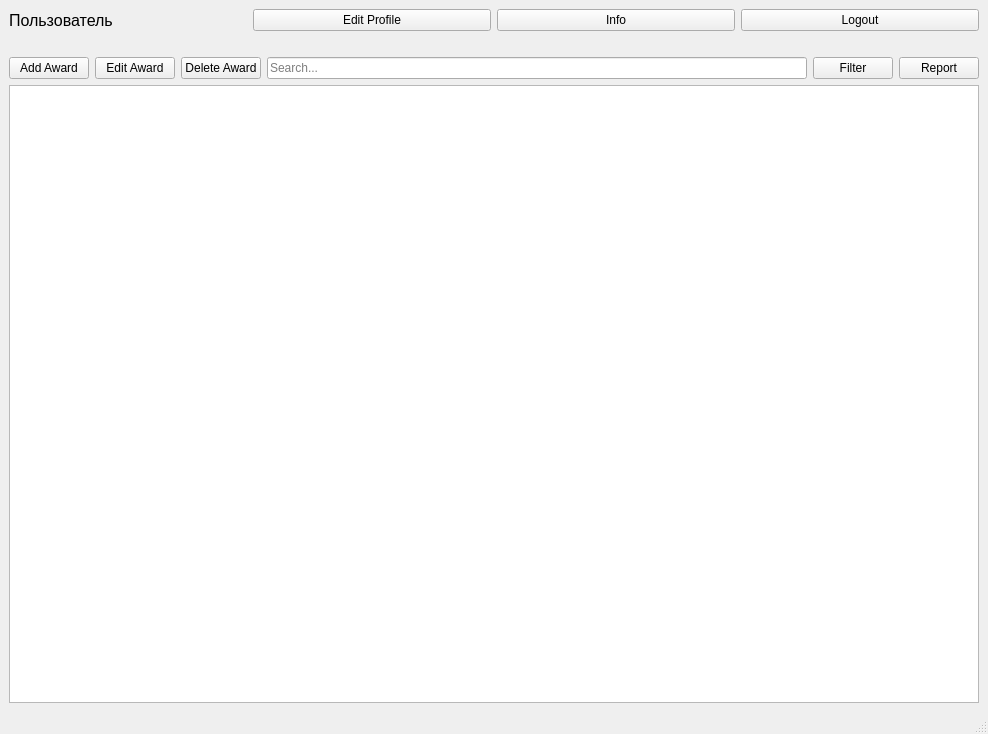
Above: mainwindow.ui from rinatyafarov/AthleteAwardsTracker before the change. Below: the same form after it.
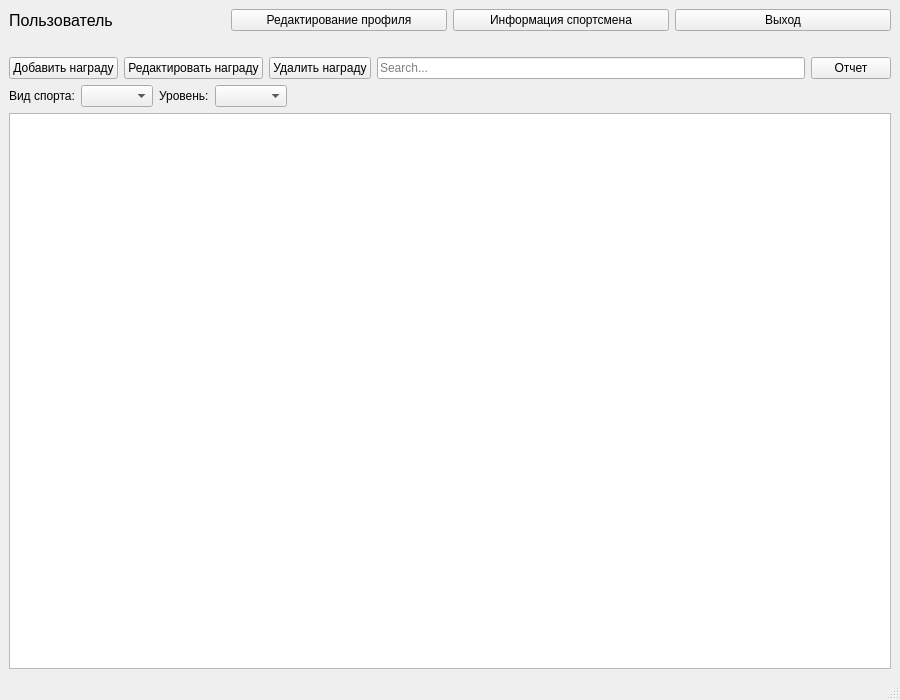
That is the form after the change.

Patch:
```diff
--- a/mainwindow.ui
+++ b/mainwindow.ui
@@ -6,8 +6,8 @@
    <rect>
     <x>0</x>
     <y>0</y>
-    <width>988</width>
-    <height>734</height>
+    <width>900</width>
+    <height>700</height>
    </rect>
   </property>
   <property name="windowTitle">
@@ -32,21 +32,21 @@
       <item>
        <widget class="QPushButton" name="editProfileButton">
         <property name="text">
-         <string>Edit Profile</string>
+         <string>Редактирование профиля</string>
         </property>
        </widget>
       </item>
       <item>
        <widget class="QPushButton" name="infoButton">
         <property name="text">
-         <string>Info</string>
+         <string>Информация спортсмена</string>
         </property>
        </widget>
       </item>
       <item>
        <widget class="QPushButton" name="logoutButton">
         <property name="text">
-         <string>Logout</string>
+         <string>Выход</string>
         </property>
        </widget>
       </item>
@@ -70,21 +70,21 @@
       <item>
        <widget class="QPushButton" name="addAwardButton">
         <property name="text">
-         <string>Add Award</string>
+         <string>Добавить награду</string>
         </property>
        </widget>
       </item>
       <item>
        <widget class="QPushButton" name="editAwardButton">
         <property name="text">
-         <string>Edit Award</string>
+         <string>Редактировать награду</string>
         </property>
        </widget>
       </item>
       <item>
        <widget class="QPushButton" name="deleteAwardButton">
         <property name="text">
-         <string>Delete Award</string>
+         <string>Удалить награду</string>
         </property>
        </widget>
       </item>
@@ -95,22 +95,56 @@
         </property>
        </widget>
       </item>
-      <item>
-       <widget class="QPushButton" name="filterButton">
-        <property name="text">
-         <string>Filter</string>
-        </property>
-       </widget>
-      </item>
       <item>
        <widget class="QPushButton" name="reportButton">
         <property name="text">
-         <string>Report</string>
+         <string>Отчет</string>
         </property>
        </widget>
       </item>
      </layout>
     </item>
+    <item>
+     <layout class="QHBoxLayout" name="horizontalLayout_3">
+      <item>
+       <widget class="QLabel" name="label">
+        <property name="text">
+         <string>Вид спорта:</string>
+        </property>
+       </widget>
+      </item>
+      <item>
+       <widget class="QComboBox" name="sportFilterComboBox">
+        <property name="enabled">
+         <bool>true</bool>
+        </property>
+       </widget>
+      </item>
+      <item>
+       <widget class="QLabel" name="label_2">
+        <property name="text">
+         <string>Уровень:</string>
+        </property>
+       </widget>
+      </item>
+      <item>
+       <widget class="QComboBox" name="levelFilterComboBox"/>
+      </item>
+      <item>
+       <spacer name="horizontalSpacer_3">
+        <property name="orientation">
+         <enum>Qt::Orientation::Horizontal</enum>
+        </property>
+        <property name="sizeHint" stdset="0">
+         <size>
+          <width>40</width>
+          <height>20</height>
+         </size>
+        </property>
+       </spacer>
+      </item>
+     </layout>
+    </item>
     <item>
      <widget class="QTableView" name="awardsTableView"/>
     </item>
```
Left out of the diff: 2 changed lines with no effect on the pictures.
